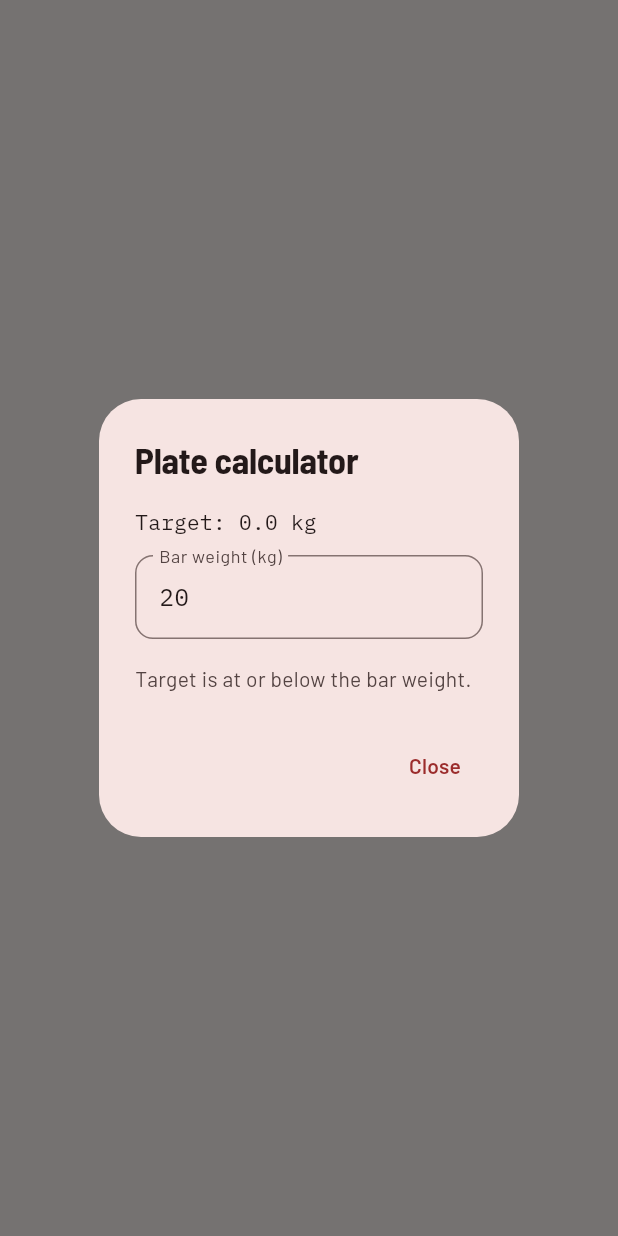
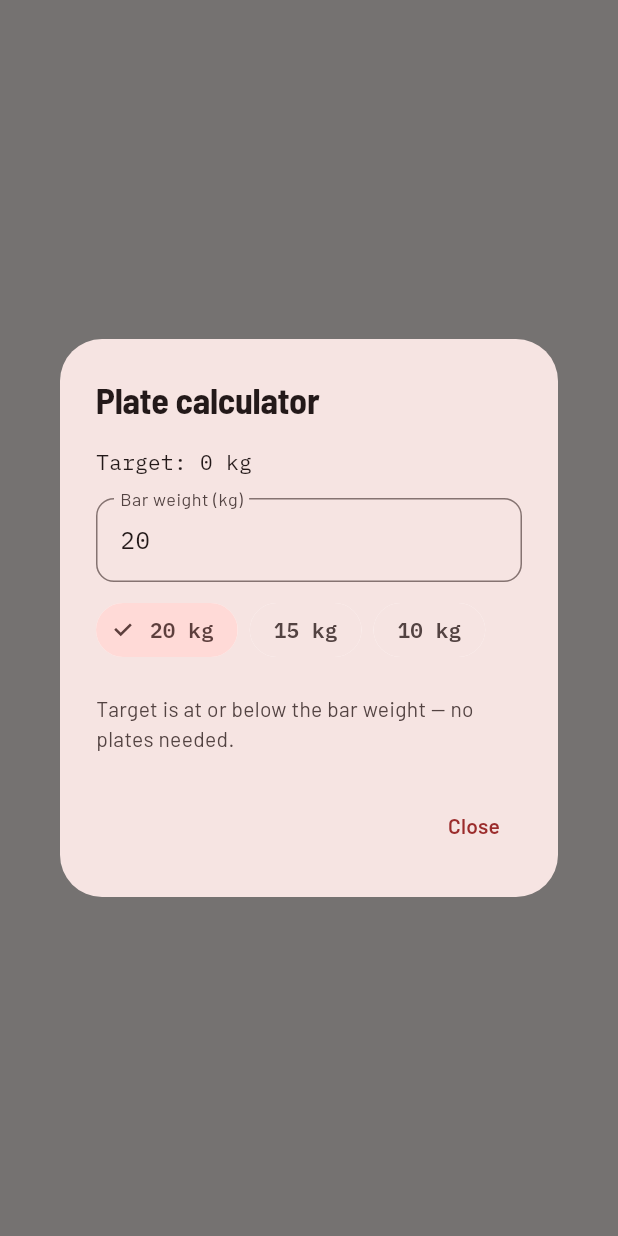
Before and after one commit to MisterStank/WorkoutTracker, a Flutter app: what showPlateCalculatorDialog() shows on an empty page, opened directly with empty values, on a phone screen of 412 x 824 dp. Run offline on Flutter 3.47's test engine with Material 3 defaults, Android fonts, the phone set to English and light mode, and no system bars; our stand-ins replace connectivity_plus, drift, fl_chart, flutter_local_notifications, flutter_riverpod, flutter_secure_storage and 4 more; missing offline and left inert: dart:js_interop, gql; accounts and stored records are empty; generated files the repository leaves out were written again; network calls fail.

Commit message:
Fix plate calculator

```diff
--- a/mobile/lib/features/workout/plate_calculator.dart
+++ b/mobile/lib/features/workout/plate_calculator.dart
@@ -1,4 +1,5 @@
 import 'package:flutter/material.dart';
+import 'package:flutter_secure_storage/flutter_secure_storage.dart';
 
 import '../../core/theme/app_typography.dart';
 import '../../core/units/weight_unit.dart';
@@ -7,9 +8,44 @@ import '../../core/units/weight_unit.dart';
 const _kgPlates = [25.0, 20.0, 15.0, 10.0, 5.0, 2.5, 1.25];
 const _lbPlates = [45.0, 35.0, 25.0, 10.0, 5.0, 2.5];
 
+/// Common barbell weights, offered as quick-pick chips.
+const _kgBars = [20.0, 15.0, 10.0];
+const _lbBars = [45.0, 35.0, 25.0];
+
+/// Per-denomination look: bar height (taller = heavier plate) and colour,
+/// loosely following competition plate colours so the stack reads at a
+/// glance.
+(double, Color) _plateLook(double plate, WeightUnit unit) {
+  if (unit == WeightUnit.kg) {
+    return switch (plate) {
+      25.0 => (72, const Color(0xFFD32F2F)),
+      20.0 => (66, const Color(0xFF1976D2)),
+      15.0 => (58, const Color(0xFFF9A825)),
+      10.0 => (50, const Color(0xFF388E3C)),
+      5.0 => (40, const Color(0xFF90A4AE)),
+      2.5 => (32, const Color(0xFF546E7A)),
+      _ => (26, const Color(0xFF8D6E63)),
+    };
+  }
+  return switch (plate) {
+    45.0 => (70, const Color(0xFF1976D2)),
+    35.0 => (60, const Color(0xFFF9A825)),
+    25.0 => (52, const Color(0xFF388E3C)),
+    10.0 => (42, const Color(0xFF90A4AE)),
+    5.0 => (32, const Color(0xFF546E7A)),
+    _ => (26, const Color(0xFF8D6E63)),
+  };
+}
+
+const _storage = FlutterSecureStorage();
+const _barKeyKg = 'plate_calc_bar_kg';
+const _barKeyLb = 'plate_calc_bar_lb';
+
+String _num(double v) => v == v.truncateToDouble() ? v.toInt().toString() : v.toString();
+
 /// Computes which plates go on each side of the bar to hit [targetWeight],
 /// given a [barWeight] (both in the same unit). Returns plates in
-/// descending order — what you'd actually load on, biggest first.
+/// descending order — what you'd actually load, biggest against the collar.
 List<double> platesPerSide(double targetWeight, double barWeight, WeightUnit unit) {
   final perSide = (targetWeight - barWeight) / 2;
   if (perSide <= 0) return const [];
@@ -26,57 +62,190 @@ List<double> platesPerSide(double targetWeight, double barWeight, WeightUnit uni
   return plates;
 }
 
-/// Shows a dialog with the plate breakdown for [targetWeight] (already in
-/// the caller's display unit). Purely a logging convenience — no data is
-/// read or written.
-Future<void> showPlateCalculatorDialog(BuildContext context, {required double targetWeight, required WeightUnit unit}) {
-  final defaultBar = unit == WeightUnit.kg ? 20.0 : 45.0;
-  final barController = TextEditingController(text: defaultBar.toStringAsFixed(0));
-
+/// Shows the plate calculator for [targetWeight] (already in the caller's
+/// display unit). Purely a logging convenience — no workout data is touched.
+Future<void> showPlateCalculatorDialog(
+  BuildContext context, {
+  required double targetWeight,
+  required WeightUnit unit,
+}) {
   return showDialog(
     context: context,
-    builder: (context) => StatefulBuilder(builder: (context, setState) {
-      final bar = double.tryParse(barController.text) ?? defaultBar;
-      final plates = platesPerSide(targetWeight, bar, unit);
+    builder: (_) => _PlateCalculatorDialog(targetWeight: targetWeight, unit: unit),
+  );
+}
 
-      return AlertDialog(
-        title: const Text('Plate calculator'),
-        content: Column(
+class _PlateCalculatorDialog extends StatefulWidget {
+  const _PlateCalculatorDialog({required this.targetWeight, required this.unit});
+
+  final double targetWeight;
+  final WeightUnit unit;
+
+  @override
+  State<_PlateCalculatorDialog> createState() => _PlateCalculatorDialogState();
+}
+
+class _PlateCalculatorDialogState extends State<_PlateCalculatorDialog> {
+  late final TextEditingController _barController;
+  double get _defaultBar => widget.unit == WeightUnit.kg ? 20.0 : 45.0;
+  String get _storeKey => widget.unit == WeightUnit.kg ? _barKeyKg : _barKeyLb;
+
+  @override
+  void initState() {
+    super.initState();
+    _barController = TextEditingController(text: _num(_defaultBar));
+    // Restore the bar the user picked last time — a 15 kg women's bar or a
+    // 10 kg technique bar shouldn't have to be re-entered every session.
+    _storage.read(key: _storeKey).then((value) {
+      final stored = double.tryParse(value ?? '');
+      if (stored != null && stored > 0 && mounted) {
+        setState(() => _barController.text = _num(stored));
+      }
+    });
+  }
+
+  @override
+  void dispose() {
+    _barController.dispose();
+    super.dispose();
+  }
+
+  void _setBar(double value) {
+    setState(() => _barController.text = _num(value));
+    _storage.write(key: _storeKey, value: value.toString());
+  }
+
+  @override
+  Widget build(BuildContext context) {
+    final unit = widget.unit;
+    final label = unit.label;
+    final bar = double.tryParse(_barController.text) ?? _defaultBar;
+    final plates = platesPerSide(widget.targetWeight, bar, unit);
+    final loaded = bar + 2 * plates.fold<double>(0, (s, p) => s + p);
+    final diff = widget.targetWeight - loaded;
+    final colorScheme = Theme.of(context).colorScheme;
+    final bars = unit == WeightUnit.kg ? _kgBars : _lbBars;
+
+    return AlertDialog(
+      title: const Text('Plate calculator'),
+      content: SingleChildScrollView(
+        child: Column(
           mainAxisSize: MainAxisSize.min,
           crossAxisAlignment: CrossAxisAlignment.start,
           children: [
-            Text('Target: ${targetWeight.toStringAsFixed(1)} ${unit.label}', style: const TextStyle(fontFamily: AppTypography.mono)),
-            const SizedBox(height: 12),
+            Text(
+              'Target: ${_num(widget.targetWeight)} $label',
+              style: const TextStyle(fontFamily: AppTypography.mono),
+            ),
+            const SizedBox(height: 14),
             TextField(
-              controller: barController,
+              controller: _barController,
               style: const TextStyle(fontFamily: AppTypography.mono),
               keyboardType: const TextInputType.numberWithOptions(decimal: true),
-              decoration: InputDecoration(labelText: 'Bar weight (${unit.label})'),
-              onChanged: (_) => setState(() {}),
+              decoration: InputDecoration(labelText: 'Bar weight ($label)'),
+              onChanged: (v) {
+                final parsed = double.tryParse(v);
+                if (parsed != null && parsed > 0) _storage.write(key: _storeKey, value: parsed.toString());
+                setState(() {});
+              },
             ),
-            const SizedBox(height: 16),
+            const SizedBox(height: 8),
+            Wrap(
+              spacing: 8,
+              children: [
+                for (final b in bars)
+                  ChoiceChip(
+                    label: Text('${_num(b)} $label', style: const TextStyle(fontFamily: AppTypography.mono)),
+                    selected: (bar - b).abs() < 0.01,
+                    onSelected: (_) => _setBar(b),
+                  ),
+              ],
+            ),
+            const SizedBox(height: 18),
             if (plates.isEmpty)
               Text(
-                targetWeight <= bar ? 'Target is at or below the bar weight.' : "Can't be made with standard plates.",
-                style: TextStyle(color: Theme.of(context).colorScheme.onSurfaceVariant),
+                widget.targetWeight <= bar
+                    ? 'Target is at or below the bar weight — no plates needed.'
+                    : "Can't be loaded with standard plates.",
+                style: TextStyle(color: colorScheme.onSurfaceVariant),
               )
             else ...[
-              Text('Per side:', style: Theme.of(context).textTheme.labelLarge),
-              const SizedBox(height: 8),
-              Wrap(
-                spacing: 8,
-                runSpacing: 8,
-                children: plates
-                    .map((p) => Chip(label: Text(p == p.truncate() ? '${p.toInt()}' : '$p', style: const TextStyle(fontFamily: AppTypography.mono))))
-                    .toList(),
+              Center(child: _BarbellDiagram(plates: plates, unit: unit)),
+              const SizedBox(height: 12),
+              Text(
+                'Per side:  ${plates.map(_num).join('  ·  ')}  $label',
+                style: const TextStyle(fontFamily: AppTypography.mono),
+              ),
+              const SizedBox(height: 4),
+              Text(
+                diff.abs() < 0.01
+                    ? 'Loads to exactly ${_num(loaded)} $label'
+                    : 'Loads to ${_num(loaded)} $label  (${_num(diff.abs())} $label ${diff > 0 ? 'short' : 'over'})',
+                style: Theme.of(context).textTheme.bodySmall?.copyWith(
+                      color: diff.abs() < 0.01 ? colorScheme.onSurfaceVariant : colorScheme.error,
+                    ),
               ),
             ],
           ],
         ),
-        actions: [
-          TextButton(onPressed: () => Navigator.of(context).pop(), child: const Text('Close')),
+      ),
+      actions: [
+        TextButton(onPressed: () => Navigator.of(context).pop(), child: const Text('Close')),
+      ],
+    );
+  }
+}
+
+/// A little barbell: plates mirrored on both sides of a centre bar, biggest
+/// against the collar. Heavier plates are drawn taller.
+class _BarbellDiagram extends StatelessWidget {
+  const _BarbellDiagram({required this.plates, required this.unit});
+
+  /// One side, biggest-first (collar → outer).
+  final List<double> plates;
+  final WeightUnit unit;
+
+  Widget _plate(double p) {
+    final (height, color) = _plateLook(p, unit);
+    return Container(
+      width: 12,
+      height: height,
+      margin: const EdgeInsets.symmetric(horizontal: 1.5),
+      decoration: BoxDecoration(
+        color: color,
+        borderRadius: BorderRadius.circular(3),
+        border: Border.all(color: Colors.black.withValues(alpha: 0.15)),
+      ),
+    );
+  }
+
+  @override
+  Widget build(BuildContext context) {
+    const maxH = 72.0;
+    final sleeve = Container(width: 26, height: 6, color: const Color(0xFFB0BEC5));
+    final collar = Container(
+      width: 5,
+      height: 26,
+      decoration: BoxDecoration(color: const Color(0xFF607D8B), borderRadius: BorderRadius.circular(2)),
+    );
+
+    return SizedBox(
+      height: maxH + 4,
+      child: Row(
+        mainAxisAlignment: MainAxisAlignment.center,
+        crossAxisAlignment: CrossAxisAlignment.center,
+        children: [
+          sleeve,
+          // left side: smallest outer → biggest against the collar
+          for (final p in plates.reversed) _plate(p),
+          collar,
+          Container(width: 34, height: 8, color: const Color(0xFF90A4AE)),
+          collar,
+          // right side: biggest against the collar → smallest outer
+          for (final p in plates) _plate(p),
+          sleeve,
         ],
-      );
-    }),
-  );
+      ),
+    );
+  }
 }
```
